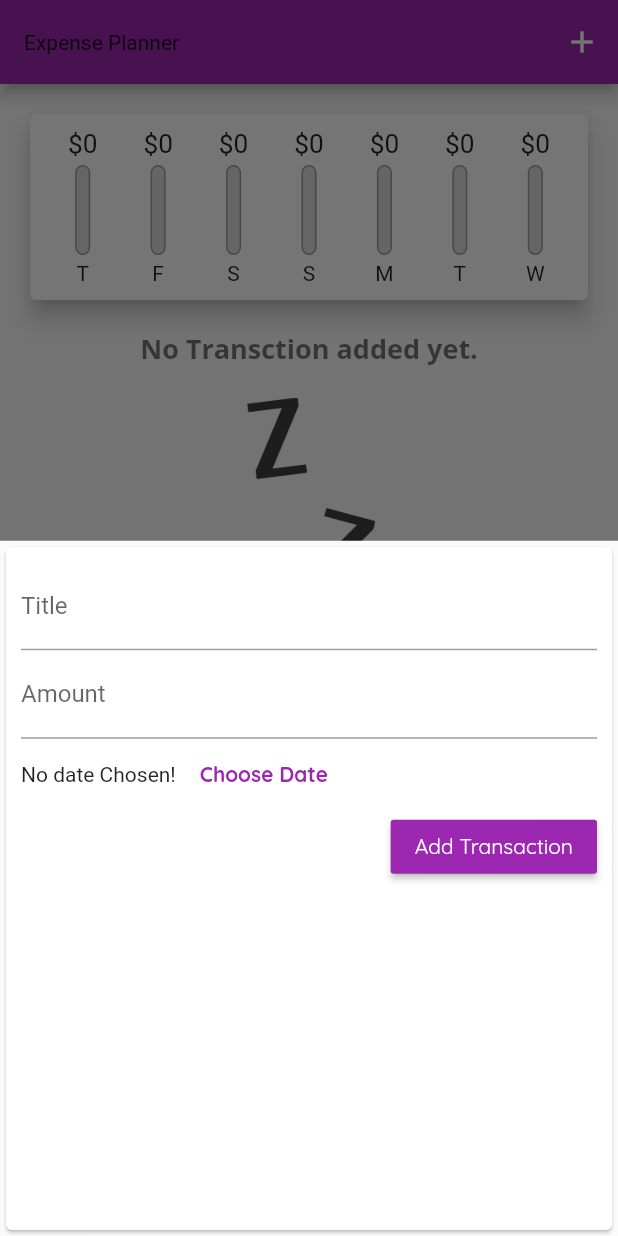
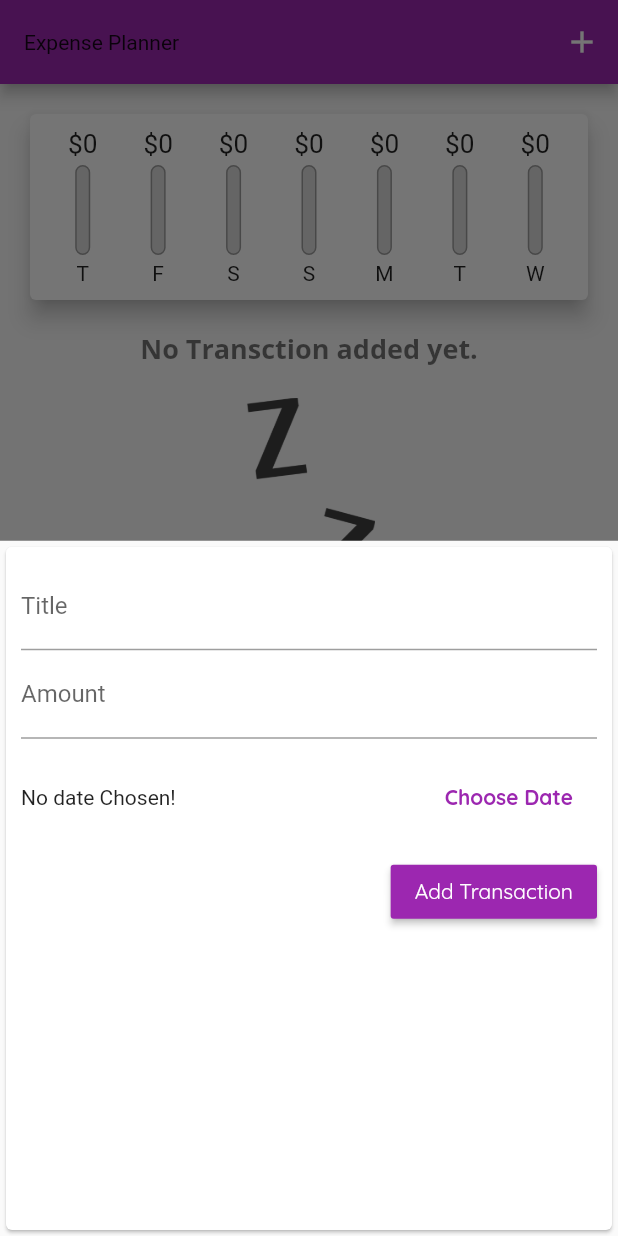
Before and after one commit to iqbalhasandev/Flutter-Expense-Planner-App, a Flutter app: the screen it shows after launch, after a tap on the "add" icon, on a phone screen of 412 x 824 dp. Run offline on Flutter 3.47's test engine with Material 2 defaults, Android fonts, the light colour scheme and no system bars.

Commit message:
Deleting Transactions & Using IconButtons

```diff
--- a/lib/main.dart
+++ b/lib/main.dart
@@ -79,6 +79,12 @@ class _MyHomePageState extends State<MyHomePage> {
         });
   }
 
+  void _deleteTransction(String id) {
+    setState(() {
+      _userTransactions.removeWhere((tx) => tx.id == id);
+    });
+  }
+
   @override
   Widget build(BuildContext context) {
     return Scaffold(
@@ -101,7 +107,7 @@ class _MyHomePageState extends State<MyHomePage> {
           crossAxisAlignment: CrossAxisAlignment.stretch,
           children: <Widget>[
             Chart(_recentTransctions),
-            TransctionList(_userTransactions),
+            TransctionList(_userTransactions, _deleteTransction),
           ],
         ),
       ),
--- a/lib/widgets/new_transaction.dart
+++ b/lib/widgets/new_transaction.dart
@@ -63,12 +63,17 @@ class _NewTransctionState extends State<NewTransction> {
               keyboardType: TextInputType.number,
               onSubmitted: (_) => _submitData(),
             ),
-            Row(
+            Padding(
+              padding: EdgeInsets.symmetric(horizontal: 0, vertical: 15),
+              child: Row(
                 children: [
-                Text(_selectDate == null
+                  Expanded(
+                    child: Text(_selectDate == null
                         ? 'No date Chosen!'
                         : 'picked date: ' +
-                        DateFormat.yMMMEd().format((_selectDate as DateTime))),
+                            DateFormat.yMMMEd()
+                                .format((_selectDate as DateTime))),
+                  ),
                   FlatButton(
                     onPressed: _presentDatePicker,
                     textColor: Theme.of(context).primaryColor,
@@ -78,6 +83,7 @@ class _NewTransctionState extends State<NewTransction> {
                     ),
                   ),
                 ],
+              ),
             ),
             RaisedButton(
               onPressed: _submitData,
--- a/lib/widgets/transction_list.dart
+++ b/lib/widgets/transction_list.dart
@@ -4,8 +4,8 @@ import '../models/transaction.dart';
 
 class TransctionList extends StatelessWidget {
   final List<Transaction> transactions;
-
-  TransctionList(this.transactions);
+  final Function deleteTx;
+  TransctionList(this.transactions, this.deleteTx);
 
   @override
   Widget build(BuildContext context) {
@@ -55,6 +55,11 @@ class TransctionList extends StatelessWidget {
                     subtitle: Text(
                       DateFormat.yMMMEd().format(transactions[index].date),
                     ),
+                    trailing: IconButton(
+                      icon: Icon(Icons.delete),
+                      color: Theme.of(context).errorColor,
+                      onPressed: () => deleteTx(transactions[index].id),
+                    ),
                   ),
                 );
               },
```
Lines whose indentation alone changed are shown as unchanged.
